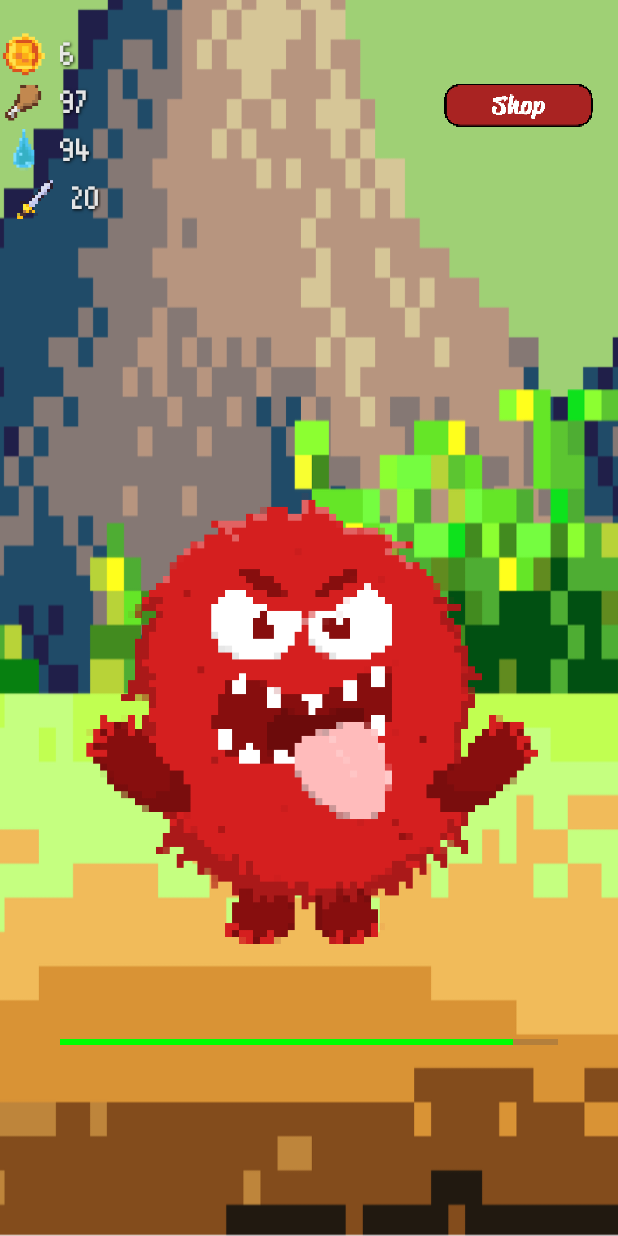
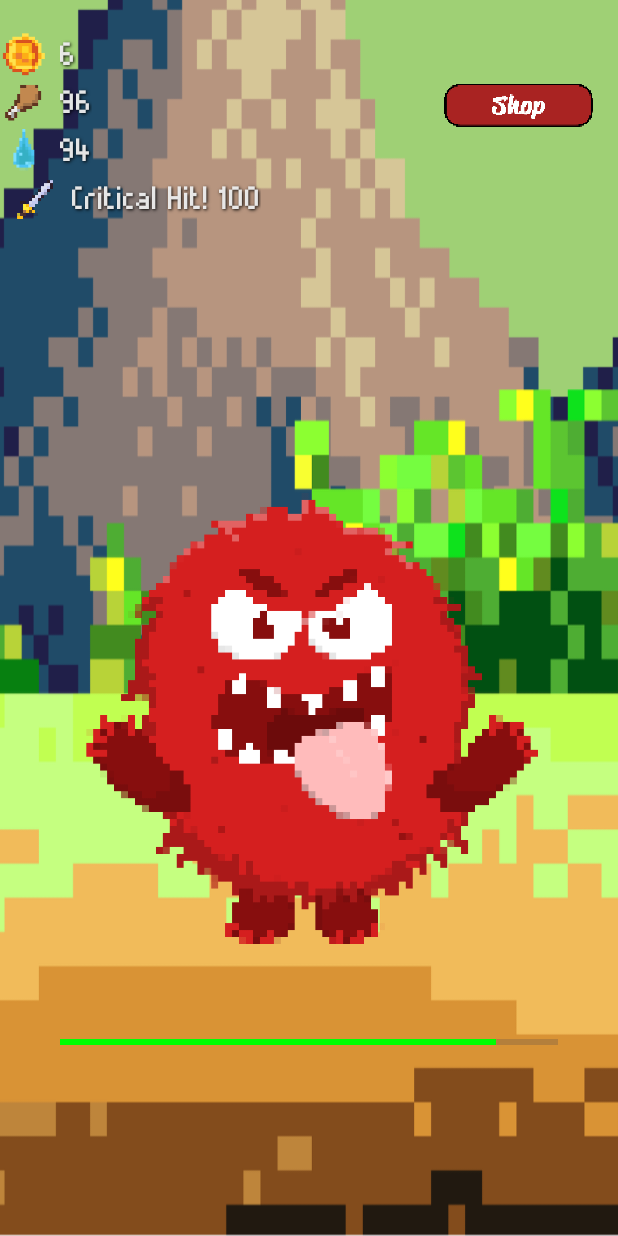
Before and after one commit to TonYacapin/MonsterClicker, an Android app: the screen it shows after launch (MainActivity), after a tap on an icon or button, on a phone screen of 412 x 824 dp. Run offline under Robolectric (Android 15) with nearby library versions, the light colour scheme and no system bars.

Commit message:
change the spawn rate of boss mosnter, also adjusted the earned gold from defeating monster, also added critical strike

```diff
--- a/app/src/main/java/com/example/monterclicker/MainActivity.java
+++ b/app/src/main/java/com/example/monterclicker/MainActivity.java
@@ -87,8 +87,26 @@ public class MainActivity extends AppCompatActivity {
             public void onClick(View v) {
                 monsterImage.startAnimation(shrinkAnimation);
                 int damage = dbHelper.getUserDamage();
+                boolean canCrit = hunger > 0 && thirst > 0;
                 if (hunger == 0 || thirst == 0) {
                     damage /= 2;
+                }
+
+                // Critical strike chance
+                if (canCrit) {
+                    boolean isCritical = random.nextInt(100) < 10; // 10% chance for a critical hit
+                    if (isCritical) {
+                        damage *= 5;
+                        damageIndicatorTextView.setText("Critical Hit! " + damage);
+                        ImageView particleImageView = findViewById(R.id.particleImageView);
+                        particleImageView.setVisibility(View.VISIBLE);
+                        Animation particleAnimation = AnimationUtils.loadAnimation(MainActivity.this, R.anim.particle_anim);
+                        particleImageView.startAnimation(particleAnimation);
+                    } else {
+                        damageIndicatorTextView.setText(String.valueOf(damage));
+                    }
+                } else {
+                    damageIndicatorTextView.setText(String.valueOf(damage));
                 }
 
                 int damageResistance = random.nextInt(5) + 1;
@@ -109,7 +127,7 @@ public class MainActivity extends AppCompatActivity {
                 updateMonsterHealthBar();
                 updateHungerThirst();
                 updateAttackIndicator();
-                updateDamageIndicator(damage);
+
             }
         });
 
@@ -190,14 +208,11 @@ public class MainActivity extends AppCompatActivity {
         int userDamage = dbHelper.getUserDamage();
         int randomNumber = random.nextInt(100); // Generate a random number between 0 and 99
 
-        if (userDamage < 40) {
-            // Only spawn non-boss monsters if damage is less than 100
-            currentMonster = random.nextInt(9) + 1; // Generates a number between 1 and 9
-        } else if (randomNumber < 70) {
-            // Spawn a regular monster 70% of the time if damage is 100 or more
+        if (randomNumber < 95) {
+            // Spawn a regular monster 99% of the time
             currentMonster = random.nextInt(9) + 1; // Generates a number between 1 and 9
         } else {
-            // Spawn a boss monster 30% of the time if damage is 100 or more
+            // Spawn a boss monster 1% of the time
             currentMonster = random.nextInt(4) + 10; // Generates a number between 10 and 13 (boss monsters)
         }
 
@@ -214,14 +229,6 @@ public class MainActivity extends AppCompatActivity {
         updateMonsterStats();
     }
 
-
-
-
-//    private int calculateMonsterHealth() {
-//        // Set a fixed low health value for testing purposes
-//        return 1;
-//    }
-
     private int calculateMonsterHealth() {
         int healthVariance = random.nextInt(21) - 10;
         int userDamage = dbHelper.getUserDamage();
@@ -231,14 +238,15 @@ public class MainActivity extends AppCompatActivity {
             return (int) ((baseMonsterHealth + (currentMonster * 50)) * Math.pow(1.2, currentMonster) + (userDamage * 1.5)) + healthVariance;
         }
     }
+
     private int calculateMonsterCoins() {
         int userDamage = dbHelper.getUserDamage();
         int coinVariance = random.nextInt(11) - 5;
-        int maxCoins = 99999; // Maximum allowed coins
+        int maxCoins = 1000; // Maximum allowed coins
 
         int baseCoins;
         if (currentMonster >= 10) {
-            baseCoins = baseMonsterCoins * userDamage * 5; // Base coins on user damage for boss-level monsters
+            baseCoins = baseMonsterCoins * currentMonster * 10; // Base coins on user damage for boss-level monsters
         } else {
             baseCoins = baseMonsterCoins * currentMonster * 3;
         }
@@ -246,7 +254,6 @@ public class MainActivity extends AppCompatActivity {
         int coins = baseCoins + coinVariance;
         return Math.min(coins, maxCoins);
     }
-
 
     private void loadGame() {
         Cursor cursor = db.rawQuery("SELECT coins, hunger, thirst FROM user WHERE id = 1", null);
```
